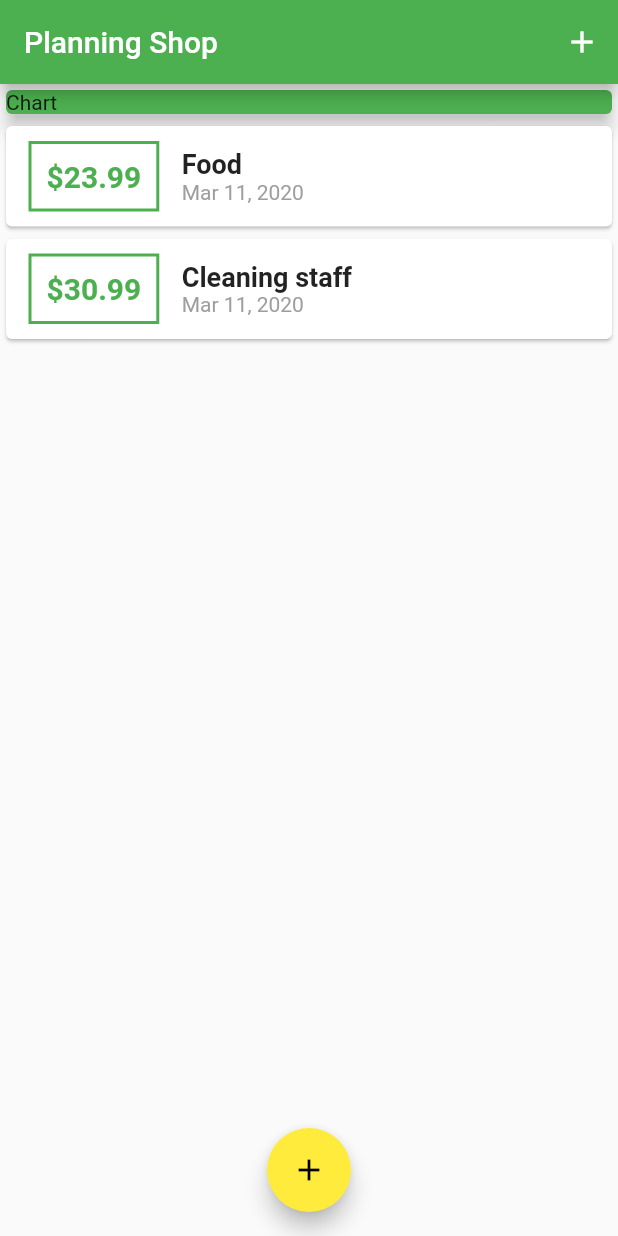
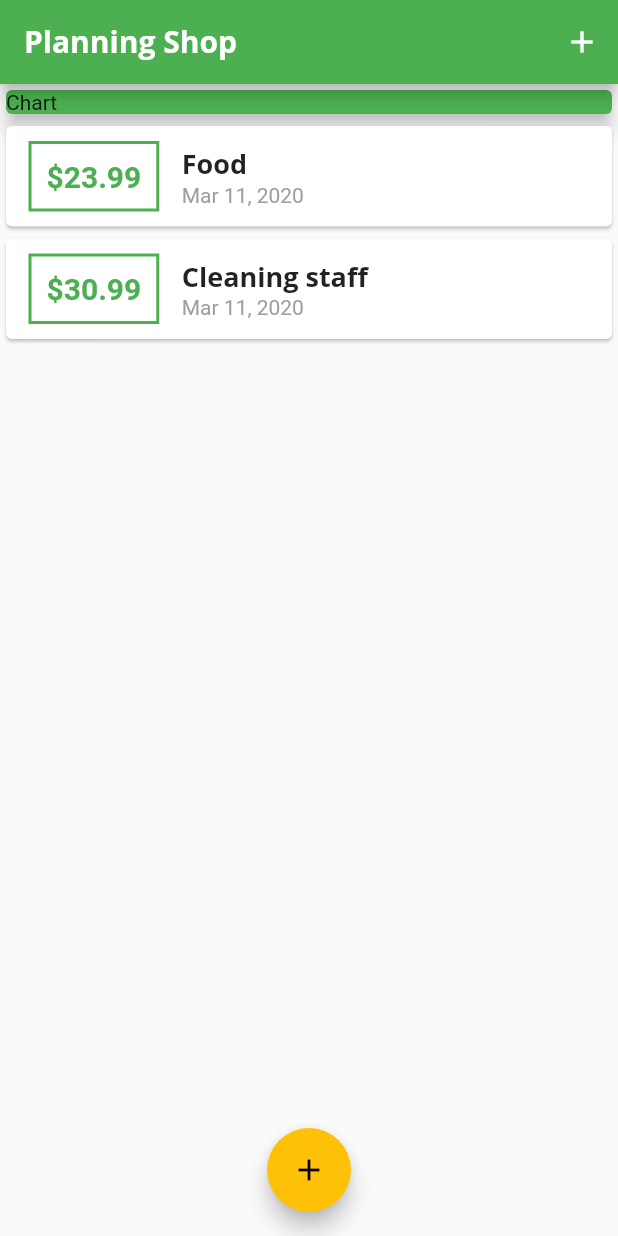
Before and after one commit to Bezoyan/planning_shop_app, a Flutter app: the screen it shows after launch, on a phone screen of 412 x 824 dp. Run offline on Flutter 3.47's test engine with Material 2 defaults, Android fonts, the phone set to English and light mode, and no system bars.

Commit message:
Add primaryColor and new FontFamaly

```diff
--- a/lib/main.dart
+++ b/lib/main.dart
@@ -12,9 +12,22 @@ class MyApp extends StatelessWidget {
     return MaterialApp(
       title: 'Planning Shop',
       theme: ThemeData(
-        primarySwatch: Colors.green,
-        accentColor: Colors.yellow,
-      ),
+          primarySwatch: Colors.green,
+          accentColor: Colors.amber,
+          fontFamily: 'Quicksand',
+          textTheme: ThemeData.light().textTheme.copyWith(
+                title: TextStyle(
+                    fontFamily: 'OpenSans',
+                    fontSize: 18,
+                    fontWeight: FontWeight.bold),
+              ),
+          appBarTheme: AppBarTheme(
+              textTheme: ThemeData.light().textTheme.copyWith(
+                    title: TextStyle(
+                        fontFamily: 'OpenSans',
+                        fontSize: 20,
+                        fontWeight: FontWeight.bold),
+                  ))),
       home: MyHomePage(),
     );
   }
@@ -70,7 +83,9 @@ class _MyHomePageState extends State<MyHomePage> {
   Widget build(BuildContext context) {
     return Scaffold(
       appBar: AppBar(
-        title: Text('Planning Shop'),
+        title: Text(
+          'Planning Shop',
+        ),
         actions: <Widget>[
           IconButton(
               icon: Icon(Icons.add),
--- a/lib/widgets/transaction_list.dart
+++ b/lib/widgets/transaction_list.dart
@@ -38,11 +38,8 @@ class TransactionList extends StatelessWidget {
                   Column(
                     crossAxisAlignment: CrossAxisAlignment.start,
                     children: <Widget>[
-                      Text(
-                        transactions[index].title,
-                        style: TextStyle(
-                            fontSize: 18, fontWeight: FontWeight.bold),
-                      ),
+                      Text(transactions[index].title,
+                          style: Theme.of(context).textTheme.title),
                       Text(
                         DateFormat.yMMMd().format(transactions[index].date),
                         style: TextStyle(color: Colors.grey),
```
Also changed, not shown: pubspec.yaml (+11 -6 lines), assets/fonts/OpenSans-Bold.ttf (added), assets/fonts/OpenSans-Regular.ttf (added), assets/fonts/Quicksand-Bold.ttf (added), assets/fonts/Quicksand-Light.ttf (added), assets/fonts/Quicksand-Medium.ttf (added), assets/fonts/Quicksand-Regular.ttf (added).
